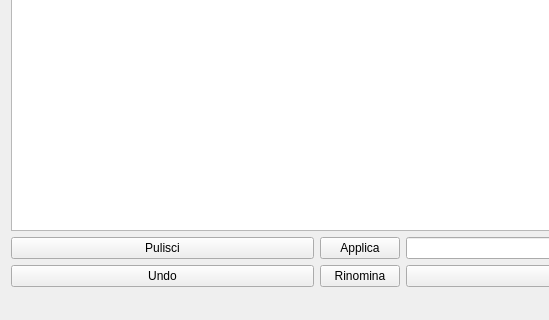
Qt form tweezers.ui (asterix24/Tweezers) before a commit; both pictures show x 0 to 549 and y 102 to 422 of the 719 by 422 pixel window.
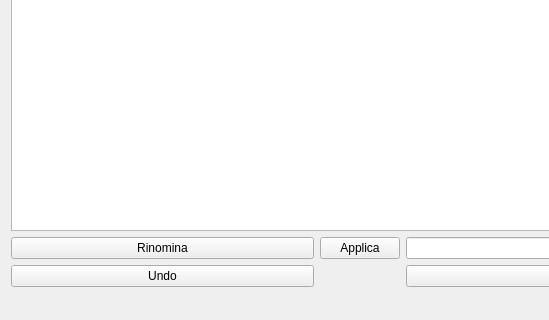
The same form after that commit.

Commit message: Remove cleanall button.

Diff of the .ui file:
```diff
--- a/tweezers.ui
+++ b/tweezers.ui
@@ -30,13 +30,6 @@
       <item row="3" column="2">
        <widget class="QLineEdit" name="expField"/>
       </item>
-      <item row="3" column="0">
-       <widget class="QPushButton" name="cleanAll">
-        <property name="text">
-         <string>Pulisci</string>
-        </property>
-       </widget>
-      </item>
       <item row="3" column="1">
        <widget class="QPushButton" name="applyExp">
         <property name="text">
@@ -51,13 +44,6 @@
         </property>
        </widget>
       </item>
-      <item row="4" column="1">
-       <widget class="QPushButton" name="doRename">
-        <property name="text">
-         <string>Rinomina</string>
-        </property>
-       </widget>
-      </item>
       <item row="4" column="2">
        <widget class="QComboBox" name="expList"/>
       </item>
@@ -90,9 +76,13 @@
         <attribute name="verticalHeaderStretchLastSection">
          <bool>true</bool>
         </attribute>
-        <attribute name="verticalHeaderStretchLastSection">
-         <bool>true</bool>
-        </attribute>
+       </widget>
+      </item>
+      <item row="3" column="0">
+       <widget class="QPushButton" name="doRename">
+        <property name="text">
+         <string>Rinomina</string>
+        </property>
        </widget>
       </item>
      </layout>
```
Left out of the diff: 2 changed lines with no effect on the pictures.
